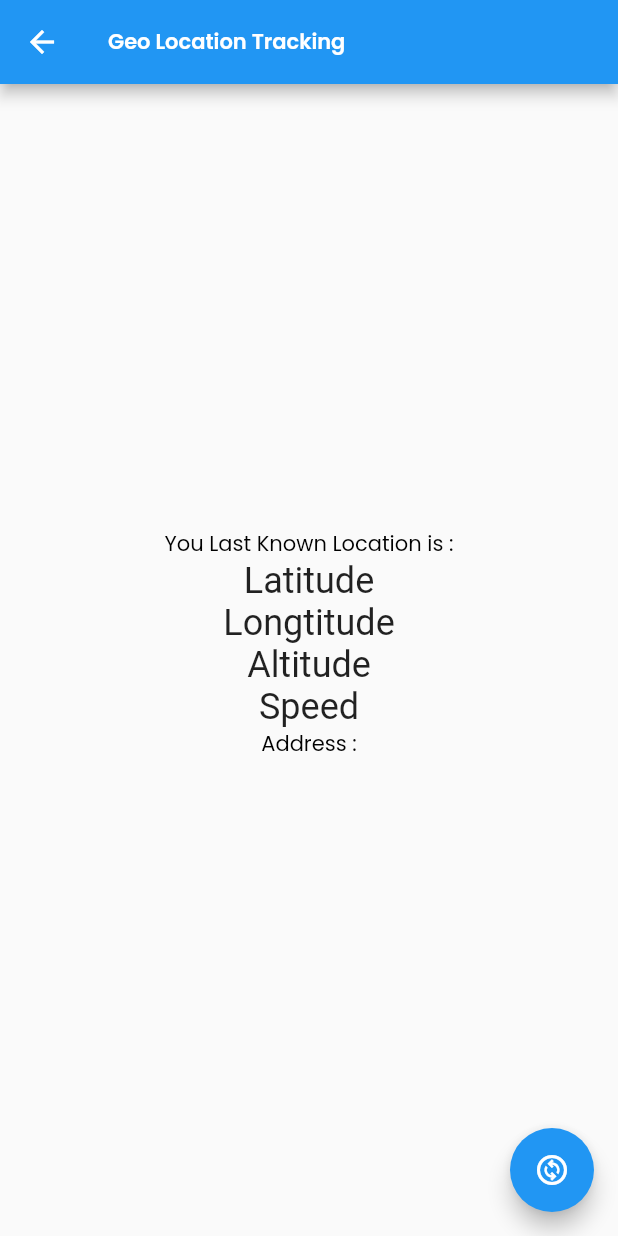
After one commit to GinuraRansika/kcroz, a Flutter app: the geo_locator_test screen opened directly, after a tap on the "change circle" icon, on a phone screen of 412 x 824 dp. The commit adds this screen. Run offline on Flutter 3.47's test engine with Material 2 defaults, Android fonts, the phone set to English and light mode, and no system bars; our stand-ins replace cloud_firestore, country_picker, firebase_auth, firebase_core, firebase_storage, flutter_otp_text_field and 9 more; accounts and stored records are empty.

Commit message:
Basic Map Functionality have implemented

```diff
--- a/lib/src/features/core/screens/home_screen_items.dart
+++ b/lib/src/features/core/screens/home_screen_items.dart
@@ -1,8 +1,9 @@
 import 'package:flutter/cupertino.dart';
 import 'package:kcroz/src/features/core/screens/map/home_page_map.dart';
+import 'package:kcroz/src/features/core/screens/map/home_page.dart';
 
 const homeScreenItems = [
-  HomePageMap(),
+  home_page(),
   Center(child: Text("Game")),
   Center(child: Text("Message")),
   Center(child: Text("Account")),
--- /dev/null
+++ b/lib/src/features/core/screens/map/geo_locator_test.dart
@@ -0,0 +1,96 @@
+import 'package:geolocator/geolocator.dart';
+import 'package:geocoding/geocoding.dart';
+import 'package:flutter/material.dart';
+
+// ignore: camel_case_types
+class geo_locator_test extends StatefulWidget {
+  const geo_locator_test({super.key});
+
+  @override
+  State<geo_locator_test> createState() => _geo_locator_testState();
+}
+
+// ignore: camel_case_types
+class _geo_locator_testState extends State<geo_locator_test> {
+  var latitude = "";
+  var longtitude = "";
+  var altitude = "";
+  var speed = "";
+  var address = "";
+
+  Future<void> updatePosition() async {
+    Position pos = await _determinePosition();
+    List pm = await placemarkFromCoordinates(pos.latitude, pos.longitude);
+
+    setState(() {
+      latitude = pos.latitude.toString();
+      longtitude = pos.longitude.toString();
+      altitude = pos.altitude.toString();
+      speed = pos.speed.toString();
+
+      address = pm[0].toString();
+    });
+  }
+
+  Future<Position> _determinePosition() async {
+    bool serviceEnabled;
+    LocationPermission permission;
+    // Test if location services are enabled.
+    serviceEnabled = await Geolocator.isLocationServiceEnabled();
+    if (!serviceEnabled) {
+      return Future.error('Location services are disabled.');
+    }
+    permission = await Geolocator.checkPermission();
+    if (permission == LocationPermission.denied) {
+      permission = await Geolocator.requestPermission();
+      if (permission == LocationPermission.denied) {
+        return Future.error('Location permissions are denied');
+      }
+    }
+    if (permission == LocationPermission.deniedForever) {
+      // Permissions are denied forever, handle appropriately.
+      return Future.error(
+          'Location permissions are permanently denied, we cannot request permissions.');
+    }
+    return await Geolocator.getCurrentPosition();
+  }
+
+  @override
+  Widget build(BuildContext context) {
+    return Scaffold(
+      appBar: AppBar(title: const Text("Geo Location Tracking")),
+      body: Center(
+          child: Column(
+        mainAxisAlignment: MainAxisAlignment.center,
+        children: <Widget>[
+          const Text("You Last Known Location is :"),
+          Text(
+            "Latitude$latitude",
+            style: Theme.of(context).textTheme.headlineSmall,
+          ),
+          Text(
+            "Longtitude$longtitude",
+            style: Theme.of(context).textTheme.headlineSmall,
+          ),
+          Text(
+            "Altitude$altitude",
+            style: Theme.of(context).textTheme.headlineSmall,
+          ),
+          Text(
+            "Speed$speed",
+            style: Theme.of(context).textTheme.headlineSmall,
+          ),
+          const Text("Address :"),
+          Text(address)
+        ],
+      )),
+      floatingActionButton: FloatingActionButton(
+        onPressed: () {
+          updatePosition();
+        },
+        tooltip: 'Get Gps Position',
+        child: const Icon(Icons.change_circle_outlined),
+      ),
+    );
+  }
+}
--- a/pubspec.yaml
+++ b/pubspec.yaml
@@ -38,6 +38,8 @@ dependencies:
   firebase_storage: ^11.0.14
   country_picker: ^2.0.20
   flutter_riverpod: ^2.3.0
+  geolocator: ^9.0.2
+  geocoding: ^2.1.0
 
 
 dev_dependencies:
```
Also changed, not shown: lib/src/features/core/screens/map/check_n_scan.dart (added, +208 -0 lines), lib/src/features/core/screens/map/home_page.dart (added, +29 -0 lines), pubspec.lock, 5 other files.
